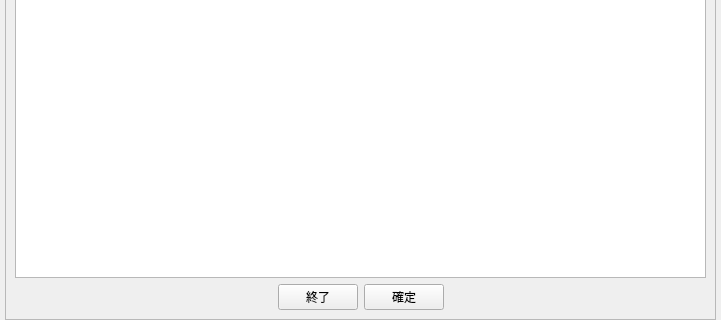
The window that design/adminQA.ui (kokimame/e-navi) describes before a commit, drawn with Qt 5; both pictures show x 0 to 721 and y 588 to 908 of the 721 by 908 pixel window.
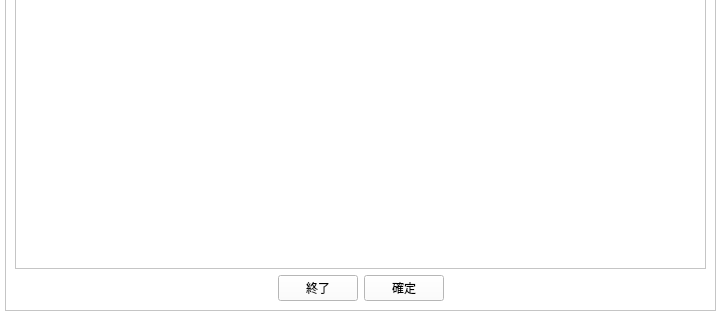
The same window after the commit. Icons and pictures are not drawn.

Commit message: Update admin pages (color, margins)

The edit to the form file:
```diff
--- a/design/adminQA.ui
+++ b/design/adminQA.ui
@@ -13,6 +13,9 @@
   <property name="windowTitle">
    <string>管理者画面（質問）</string>
   </property>
+  <property name="styleSheet">
+   <string notr="true">background-color: rgb(255,255,255)</string>
+  </property>
   <layout class="QGridLayout" name="gridLayout">
    <property name="leftMargin">
     <number>5</number>
@@ -24,7 +27,7 @@
     <number>5</number>
    </property>
    <property name="bottomMargin">
-    <number>0</number>
+    <number>9</number>
    </property>
    <item row="0" column="0">
     <widget class="QScrollArea" name="scrollArea">
@@ -40,7 +43,7 @@
         <x>0</x>
         <y>0</y>
         <width>709</width>
-        <height>906</height>
+        <height>897</height>
        </rect>
       </property>
       <layout class="QVBoxLayout" name="verticalLayout_2">
```
The commit also changes 3 other files.
